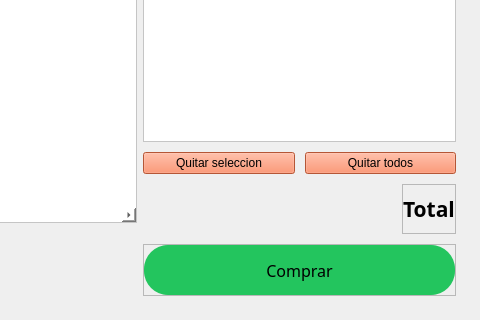
First picture: the form in win.ui, repository JuannRob/final-lab2, before the edit; both pictures show x 618 to 1098 and y 370 to 690 of the 1098 by 690 pixel window.
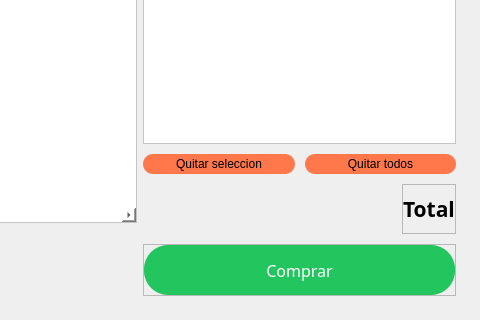
Second picture: the form after the edit. Icons and pictures are not drawn.

Patch:
```diff
--- a/win.ui
+++ b/win.ui
@@ -240,8 +240,21 @@
            <layout class="QHBoxLayout" name="horizontalLayout_5">
             <item>
              <widget class="QPushButton" name="quitarSeleccion">
+              <property name="minimumSize">
+               <size>
+                <width>20</width>
+                <height>20</height>
+               </size>
+              </property>
+              <property name="maximumSize">
+               <size>
+                <width>250</width>
+                <height>250</height>
+               </size>
+              </property>
               <property name="styleSheet">
-               <string notr="true">background-color:rgb(254, 120, 75);</string>
+               <string notr="true">background-color:rgb(254, 120, 75);
+border-radius:10;</string>
               </property>
               <property name="text">
                <string>Quitar seleccion</string>
@@ -250,8 +263,15 @@
             </item>
             <item>
              <widget class="QPushButton" name="quitarTodos">
+              <property name="maximumSize">
+               <size>
+                <width>250</width>
+                <height>250</height>
+               </size>
+              </property>
               <property name="styleSheet">
-               <string notr="true">background-color:rgb(254, 120, 75)</string>
+               <string notr="true">background-color:rgb(254, 120, 75);
+border-radius: 10;</string>
               </property>
               <property name="text">
                <string>Quitar todos</string>
@@ -341,7 +361,7 @@
                 <enum>Qt::StrongFocus</enum>
                </property>
                <property name="styleSheet">
-                <string notr="true">border-radius:  24; background-color:rgb(35, 197, 94)</string>
+                <string notr="true">border-radius:  24; background-color:rgb(35, 197, 94);color:white</string>
                </property>
                <property name="text">
                 <string>Comprar</string>
```
